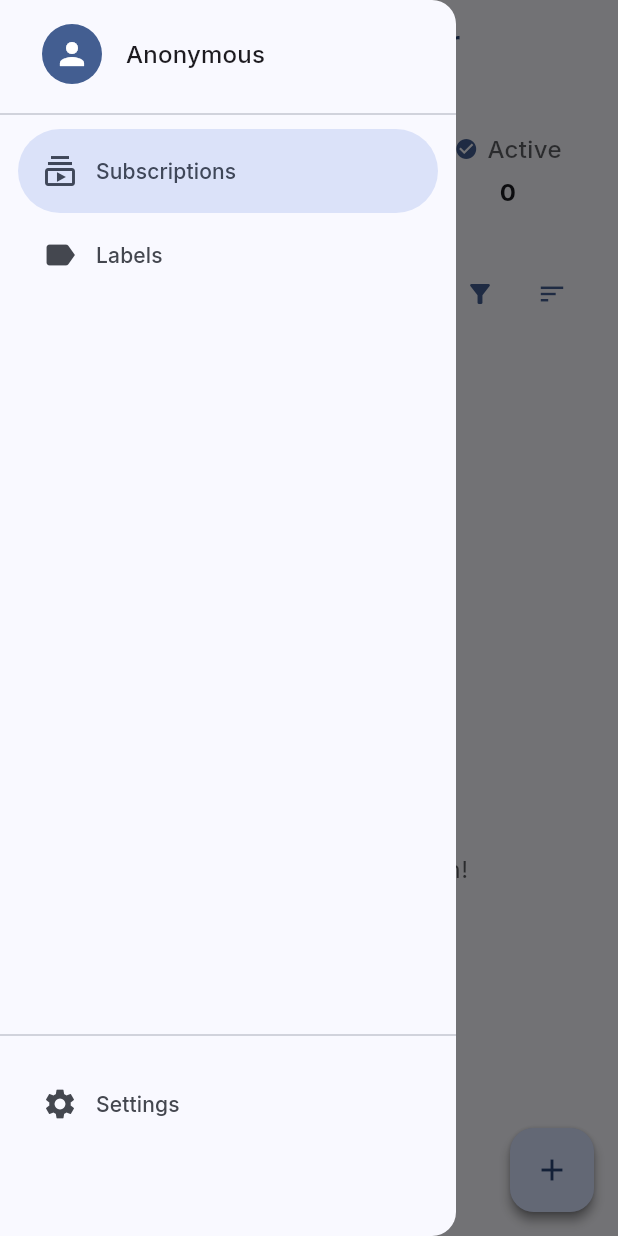
After one commit to Mistribe/SubTracker, a Flutter app: the HomeScreen screen opened directly, with the side drawer open, on a phone screen of 412 x 824 dp. The commit adds this screen. Run offline on Flutter 3.47's test engine with Material 3 defaults, Android fonts, the phone set to English and light mode, and no system bars; our stand-ins replace connectivity_plus, flutter_colorpicker, flutter_dotenv, google_fonts, hive, hive_flutter and 1 more; missing offline and left inert: kinde_flutter_sdk, microsoft_kiota_abstractions, microsoft_kiota_bundle, microsoft_kiota_serialization_form, microsoft_kiota_serialization_json, microsoft_kiota_serialization_multipart and 1 more; accounts and stored records are empty.

```diff
--- /dev/null
+++ b/mobile/lib/widgets/app_drawer.dart
@@ -0,0 +1,105 @@
+import 'package:flutter/material.dart';
+import 'package:provider/provider.dart';
+import '../providers/authentication_provider.dart';
+import '../screens/settings_screen.dart';
+
+class AppDrawer extends StatelessWidget {
+  final int selectedIndex;
+  final Function(int) onDestinationSelected;
+
+  const AppDrawer({
+    super.key,
+    required this.selectedIndex,
+    required this.onDestinationSelected,
+  });
+
+  @override
+  Widget build(BuildContext context) {
+    final authProvider = Provider.of<AuthenticationProvider>(context);
+
+    return Stack(
+      children: [
+        // Main Navigation Drawer
+        NavigationDrawer(
+          selectedIndex: selectedIndex,
+          onDestinationSelected: onDestinationSelected,
+          children: [
+            // User header
+            Padding(
+              padding: const EdgeInsets.fromLTRB(28, 16, 16, 10),
+              child: Row(
+                children: [
+                  CircleAvatar(
+                    backgroundColor: Theme.of(context).colorScheme.primary,
+                    child: Icon(
+                      Icons.person,
+                      color: Theme.of(context).colorScheme.onPrimary,
+                    ),
+                  ),
+                  const SizedBox(width: 16),
+                  Expanded(
+                    child: Column(
+                      crossAxisAlignment: CrossAxisAlignment.start,
+                      children: [
+                        Text(
+                          authProvider.isAuthenticated
+                              ? authProvider.user?.displayName ??
+                                    authProvider.user?.email ??
+                                    'User'
+                              : 'Anonymous',
+                          style: Theme.of(context).textTheme.titleMedium,
+                          overflow: TextOverflow.ellipsis,
+                        ),
+                        if (authProvider.isAuthenticated &&
+                            authProvider.user?.email != null)
+                          Text(
+                            authProvider.user!.email,
+                            style: Theme.of(context).textTheme.bodySmall,
+                            overflow: TextOverflow.ellipsis,
+                          ),
+                      ],
+                    ),
+                  ),
+                ],
+              ),
+            ),
+            const Divider(),
+            // Subscriptions (Home)
+            NavigationDrawerDestination(
+              icon: const Icon(Icons.subscriptions),
+              label: const Text('Subscriptions'),
+              selectedIcon: const Icon(Icons.subscriptions_outlined),
+            ),
+            // Family (only if user is connected)
+            if (authProvider.isAuthenticated)
+              NavigationDrawerDestination(
+                icon: const Icon(Icons.family_restroom),
+                label: const Text('Family'),
+                selectedIcon: const Icon(Icons.family_restroom_outlined),
+              ),
+            // Labels
+            NavigationDrawerDestination(
+              icon: const Icon(Icons.label),
+              label: const Text('Labels'),
+              selectedIcon: const Icon(Icons.label_outline),
+            ),
+            // Extra space to ensure settings appears at the bottom
+            SizedBox(height: MediaQuery.of(context).size.height - 350),
+            const Padding(
+              padding: EdgeInsets.symmetric(vertical: 8.0),
+              child: Divider(),
+            ),
+            // Settings at the bottom
+            NavigationDrawerDestination(
+              icon: const Icon(Icons.settings),
+              label: const Text('Settings'),
+              selectedIcon: const Icon(Icons.settings_outlined),
+            ),
+            // Bottom padding
+            const SizedBox(height: 16),
+          ],
+        ),
+      ],
+    );
+  }
+}
```
Also changed, not shown: mobile/lib/screens/home_screen.dart (+4 -73 lines).
